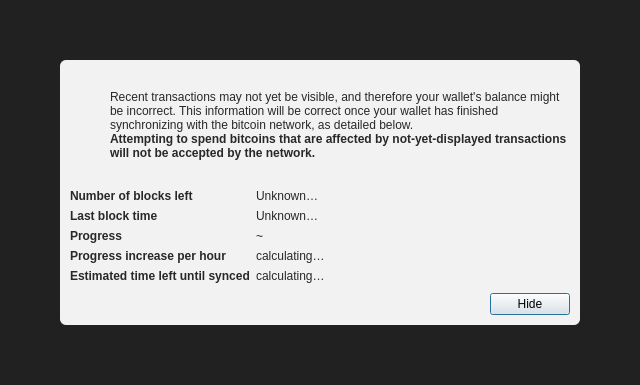
The window that src/qt/forms/modaloverlay.ui (MicroBitcoinOrg/MicroBitcoin) describes before a commit, drawn with Qt 5.
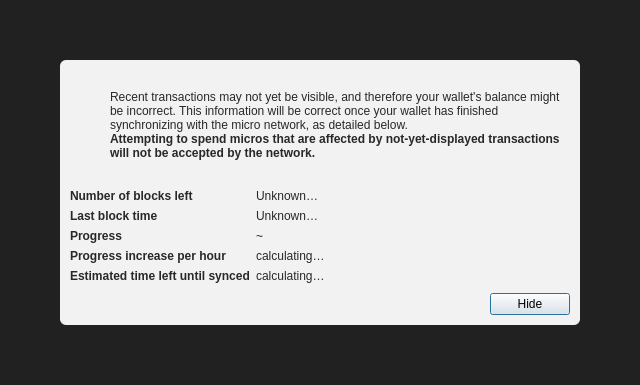
The same window after the commit. Icons and pictures are not drawn.

Commit message: update: Backport MicroBitcoin

The edit to the form file:
```diff
--- a/src/qt/forms/modaloverlay.ui
+++ b/src/qt/forms/modaloverlay.ui
@@ -130,7 +130,7 @@
              <item>
               <widget class="QLabel" name="infoText">
                <property name="text">
-                <string>Recent transactions may not yet be visible, and therefore your wallet's balance might be incorrect. This information will be correct once your wallet has finished synchronizing with the bitcoin network, as detailed below.</string>
+                <string>Recent transactions may not yet be visible, and therefore your wallet's balance might be incorrect. This information will be correct once your wallet has finished synchronizing with the micro network, as detailed below.</string>
                </property>
                <property name="textFormat">
                 <enum>Qt::RichText</enum>
@@ -149,7 +149,7 @@
                 </font>
                </property>
                <property name="text">
-                <string>Attempting to spend bitcoins that are affected by not-yet-displayed transactions will not be accepted by the network.</string>
+                <string>Attempting to spend micros that are affected by not-yet-displayed transactions will not be accepted by the network.</string>
                </property>
                <property name="textFormat">
                 <enum>Qt::RichText</enum>
```
The commit also changes 1281 other files.
